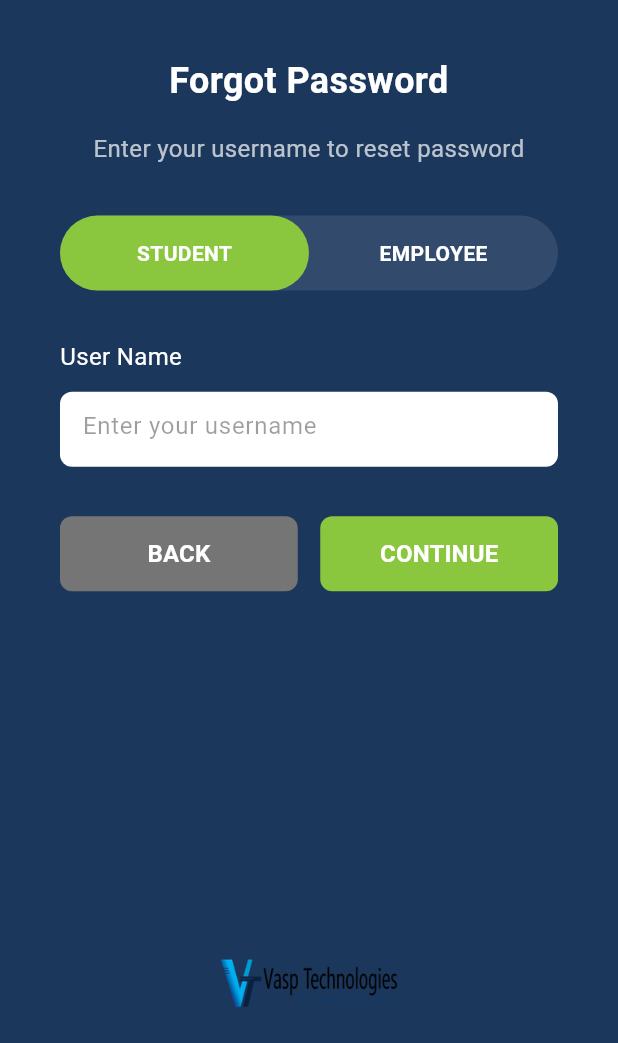
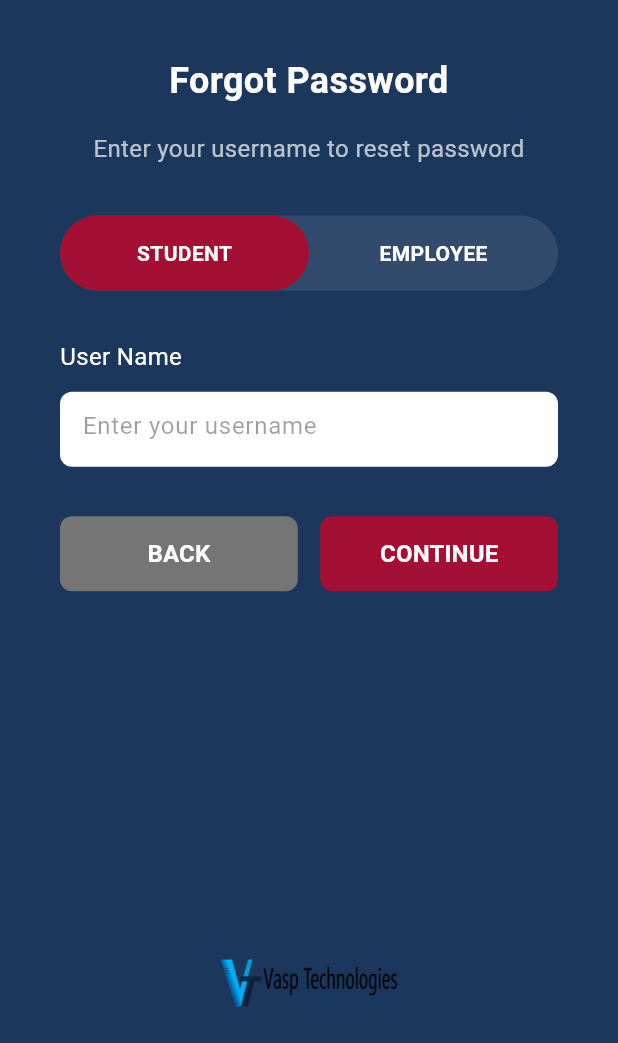
Before and after one commit to HappySR/fransalian, a Flutter app: the screen it shows after launch, after a tap on "Forgot password?", on a phone screen of 412 x 824 dp, the part 193-1236 px from its top. Run offline on Flutter 3.47's test engine with Material 3 defaults, Android fonts, the phone set to English and light mode, and no system bars; our stand-ins replace flutter_dotenv, get_storage, webview_flutter; network calls fail.

Commit message:
Changed the color scheme

```diff
--- a/lib/main.dart
+++ b/lib/main.dart
@@ -23,7 +23,7 @@ class MyApp extends StatelessWidget {
     return MaterialApp(
       title: 'Fransalian HS School',
       theme: ThemeData(
-        colorScheme: ColorScheme.fromSeed(seedColor: const Color(0xFF8ac63e)),
+        colorScheme: ColorScheme.fromSeed(seedColor: const Color(0xFFA41034)),
         useMaterial3: true,
       ),
       home: const SplashScreen(), // Start with splash screen
--- a/lib/screens/forgot_password_screen.dart
+++ b/lib/screens/forgot_password_screen.dart
@@ -176,7 +176,7 @@ class _ForgotPasswordScreenState extends State<ForgotPasswordScreen> {
                           child: Container(
                             height: 50,
                             decoration: BoxDecoration(
-                              color: isStudent ? const Color(0xFF8ac63e) : Colors.transparent,
+                              color: isStudent ? const Color(0xFFA41034) : Colors.transparent,
                               borderRadius: BorderRadius.circular(25),
                             ),
                             child: Center(
@@ -204,7 +204,7 @@ class _ForgotPasswordScreenState extends State<ForgotPasswordScreen> {
                           child: Container(
                             height: 50,
                             decoration: BoxDecoration(
-                              color: !isStudent ? const Color(0xFF8ac63e) : Colors.transparent,
+                              color: !isStudent ? const Color(0xFFA41034) : Colors.transparent,
                               borderRadius: BorderRadius.circular(25),
                             ),
                             child: Center(
@@ -340,7 +340,7 @@ class _ForgotPasswordScreenState extends State<ForgotPasswordScreen> {
                       child: Container(
                         height: 50,
                         decoration: BoxDecoration(
-                          color: const Color(0xFF8ac63e),
+                          color: const Color(0xFFA41034),
                           borderRadius: BorderRadius.circular(8),
                         ),
                         child: ElevatedButton(
--- a/lib/screens/login_screen.dart
+++ b/lib/screens/login_screen.dart
@@ -253,7 +253,7 @@ class _LoginScreenState extends State<LoginScreen> {
                                   height: 40,
                                   width: 100,
                                   decoration: BoxDecoration(
-                                    color: const Color(0xFF8ac63e),
+                                    color: const Color(0xFFA41034),
                                     borderRadius: BorderRadius.circular(25),
                                   ),
                                   child: ElevatedButton(
--- a/lib/screens/otp_verification_screen.dart
+++ b/lib/screens/otp_verification_screen.dart
@@ -351,7 +351,7 @@ class _OTPVerificationScreenState extends State<OTPVerificationScreen> {
                               borderRadius: BorderRadius.circular(8),
                               border: Border.all(
                                 color: _focusNodes[index].hasFocus
-                                    ? const Color(0xFF8ac63e)
+                                    ? const Color(0xFFA41034)
                                     : Colors.grey.shade400,
                                 width: 2,
                               ),
@@ -402,7 +402,7 @@ class _OTPVerificationScreenState extends State<OTPVerificationScreen> {
                                   : 'Resend in ${_resendTimer}s',
                               style: TextStyle(
                                 color: _canResend
-                                    ? const Color(0xFF8ac63e)
+                                    ? const Color(0xFFA41034)
                                     : Colors.white54,
                                 fontSize: 14,
                                 fontWeight: FontWeight.w600,
@@ -483,7 +483,7 @@ class _OTPVerificationScreenState extends State<OTPVerificationScreen> {
                             child: Container(
                               height: 50,
                               decoration: BoxDecoration(
-                                color: const Color(0xFF8ac63e),
+                                color: const Color(0xFFA41034),
                                 borderRadius: BorderRadius.circular(8),
                               ),
                               child: ElevatedButton(
--- a/lib/screens/reset_password_screen.dart
+++ b/lib/screens/reset_password_screen.dart
@@ -407,7 +407,7 @@ class _ResetPasswordScreenState extends State<ResetPasswordScreen> {
                       child: Container(
                         height: 50,
                         decoration: BoxDecoration(
-                          color: const Color(0xFF8ac63e),
+                          color: const Color(0xFFA41034),
                           borderRadius: BorderRadius.circular(8),
                         ),
                         child: ElevatedButton(
--- a/lib/screens/splash_screen.dart
+++ b/lib/screens/splash_screen.dart
@@ -74,7 +74,7 @@ class _SplashScreenState extends State<SplashScreen> {
             const SizedBox(height: 30),
             // Loading indicator
             const CircularProgressIndicator(
-              valueColor: AlwaysStoppedAnimation<Color>(Color(0xFF8ac63e)),
+              valueColor: AlwaysStoppedAnimation<Color>(Color(0xFFA41034)),
             ),
             const SizedBox(height: 20),
             const Text(
--- a/pubspec.yaml
+++ b/pubspec.yaml
@@ -74,6 +74,7 @@ flutter:
 
   assets:
     - assets/
+    - .env
 
   # To add assets to your application, add an assets section, like this:
   # assets:
```
Also changed, not shown: lib/screens/webview_screen.dart (+6 -6 lines).
